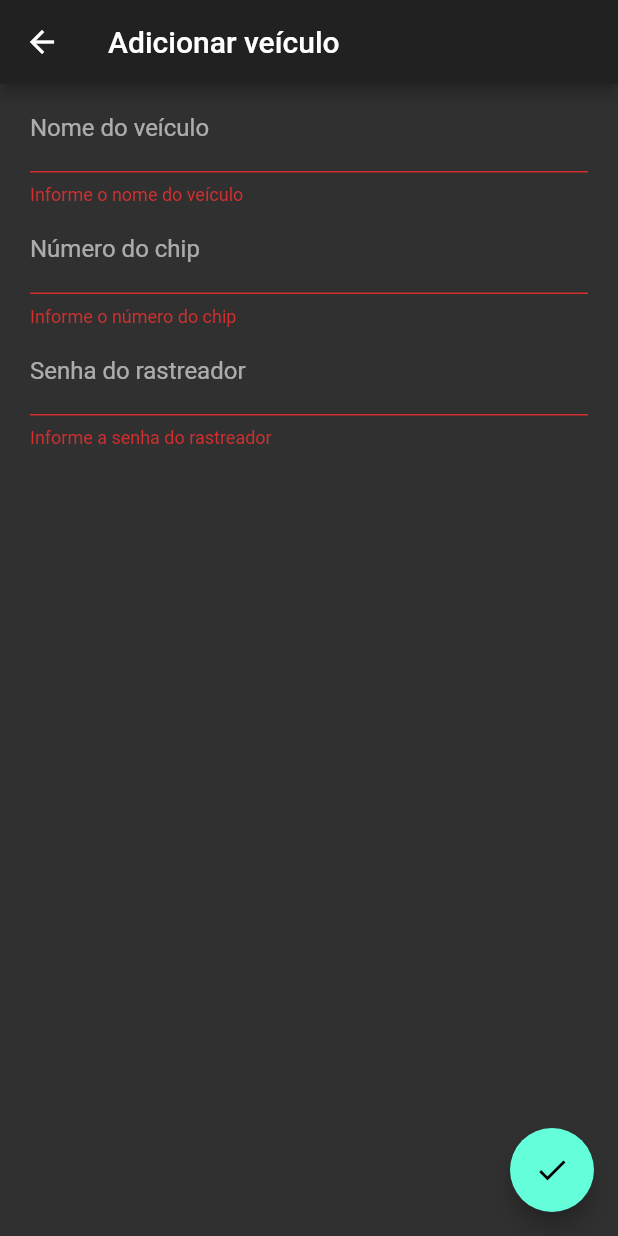
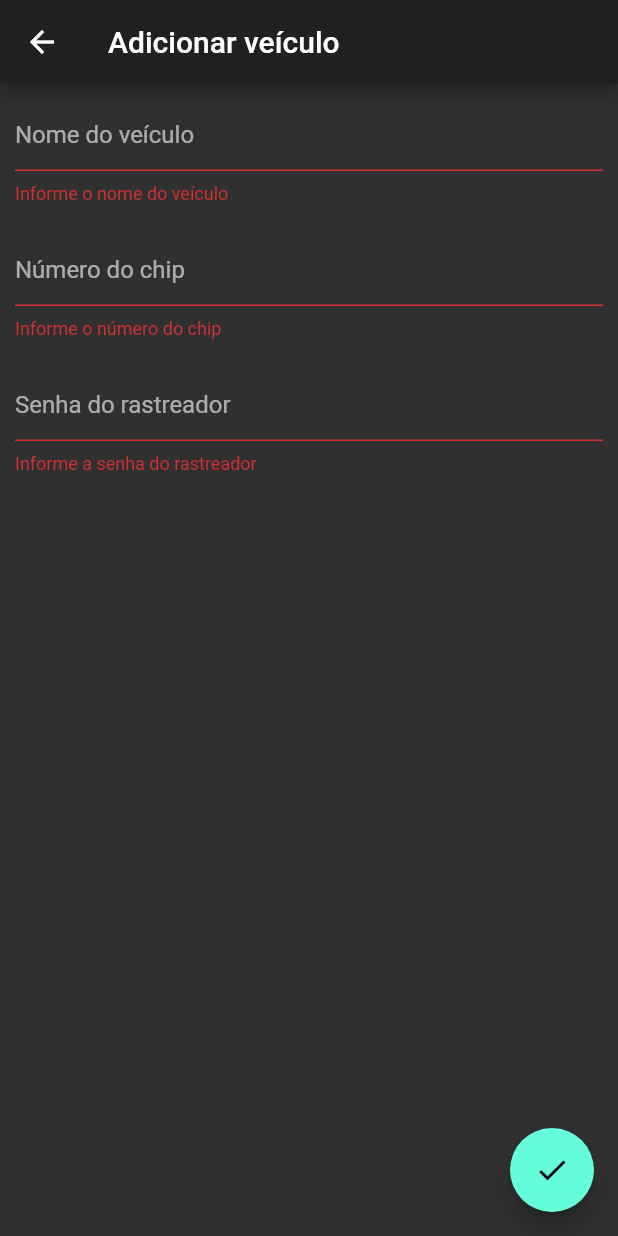
Before and after one commit to danilo-medeiros/track_my_car, a Flutter app: the VehicleFormPage screen opened by its route, after a tap on the "check" icon, on a phone screen of 412 x 824 dp. Run offline on Flutter 3.47's test engine with Material 2 defaults, Android fonts, the phone set to English and light mode, and no system bars; our stand-ins replace sqflite; accounts and stored records are empty.

Commit message:
Some bugs fixed

```diff
--- a/lib/main.dart
+++ b/lib/main.dart
@@ -23,7 +23,7 @@ class MyApp extends StatelessWidget {
             routes: {
               '/': (BuildContext context) => HomePage(),
               '/vehicles': (BuildContext context) => VehiclesPage(),
-              '/vehicles/new': (BuildContext context) => VehicleFormPage(),
+              '/vehicles/form': (BuildContext context) => VehicleFormPage(),
               '/vehicles/details': (BuildContext context) => VehicleDetailsPage()
             }));
   }
--- a/lib/models/vehicle.dart
+++ b/lib/models/vehicle.dart
@@ -3,15 +3,17 @@ class Vehicle {
   String name;
   String number;
   String password;
+  String lastLatitude;
+  String lastLongitude;
   num profileId;
-
-  Vehicle.fromVehicle(this.name, this.number, this.password, this.profileId);
 
   Vehicle.fromMap(Map<String, dynamic> vehicleMap) {
     this.id = vehicleMap["id"];
     this.name = vehicleMap["name"];
     this.number = vehicleMap["number"];
     this.password = vehicleMap["password"];
+    this.lastLatitude = vehicleMap["lastLatitude"];
+    this.lastLongitude = vehicleMap["lastLongitude"];
     this.profileId = vehicleMap["profileId"];
   }
 
@@ -20,7 +22,9 @@ class Vehicle {
     this.name = null;
     this.number = null;
     this.password = null;
-    this.profileId = null;
+    this.lastLatitude = null;
+    this.lastLongitude = null;
+    this.profileId = 1;
   }
 
   Map<String, dynamic> toMap() {
@@ -29,8 +33,29 @@ class Vehicle {
       "name": this.name,
       "number": this.number,
       "password": this.password,
+      "lastLatitude": this.lastLatitude,
+      "lastLongitude": this.lastLongitude,
       "profileId": this.profileId
     };
   }
 
+  /// Returns a Map representation of the vehicle, with only the data needed
+  Map<String, dynamic> toUpdatableMap() {
+    return {
+      "name": this.name,
+      "number": this.number,
+      "password": this.password,
+      "profileId": this.profileId
+    };
+  }
+
+  /// Returns a Map to update vehicle's location
+  Map<String, dynamic> toLocationUpdatableMap() {
+    return {
+      "id": this.id,
+      "lastLatitude": this.lastLatitude,
+      "lastLongitude": this.lastLongitude
+    };
+  }
+
 }
--- a/lib/pages/vehicles/vehicle_form.dart
+++ b/lib/pages/vehicles/vehicle_form.dart
@@ -15,9 +15,63 @@ class VehicleFormPageState extends State<VehicleFormPage> {
 
   final GlobalKey<FormState> _formKey = new GlobalKey<FormState>();
 
-  ///
-  /// @param save: The method that will be executed when the user submits the form.
-  ///
+  /// Build the vehicle's name field
+  Widget _buildNameField(String name) {
+    return Container(
+        padding: EdgeInsets.all(10.0),
+        child: TextFormField(
+          decoration: InputDecoration(hintText: "Nome do veículo"),
+          initialValue: name != null ? name : "",
+          textCapitalization: TextCapitalization.words,
+          validator: (String value) {
+            if (value.isEmpty) {
+              return "Informe o nome do veículo";
+            }
+          },
+          onSaved: (String value) {
+            this._vehicle.name = value;
+          },
+        ));
+  }
+
+  Widget _buildNumberField(String number) {
+    return Container(
+      padding: EdgeInsets.all(10.0),
+      child: TextFormField(
+        decoration: InputDecoration(hintText: "Número do chip"),
+        initialValue: number != null ? number : "",
+        keyboardType: TextInputType.number,
+        validator: (String value) {
+          if (value.isEmpty) {
+            return "Informe o número do chip";
+          }
+        },
+        onSaved: (String value) {
+          this._vehicle.number = value;
+        },
+      ),
+    );
+  }
+
+  Widget _buildPasswordField(String password) {
+    return Container(
+      padding: EdgeInsets.all(10.0),
+        child: TextFormField(
+      decoration: InputDecoration(hintText: "Senha do rastreador"),
+      obscureText: true,
+      initialValue: password != null ? password : "",
+      validator: (String value) {
+        if (value.isEmpty) {
+          return "Informe a senha do rastreador";
+        }
+      },
+      onSaved: (String value) {
+        this._vehicle.password = value;
+      },
+    ));
+  }
+
+  /// save: The method that will be executed when the user submits the form.
   void _submitForm(Function save) {
     if (!_formKey.currentState.validate()) {
       return;
@@ -32,64 +86,26 @@ class VehicleFormPageState extends State<VehicleFormPage> {
   Widget build(BuildContext context) {
     return ScopedModelDescendant<VehicleModel>(
       builder: (BuildContext context, Widget child, VehicleModel model) {
-        print("====== Form rendered ======");
         return Scaffold(
           floatingActionButton: FloatingActionButton(
             onPressed: () {
-              _submitForm(model.selectedVehicle == null ? model.save : model.update);
+              _submitForm(
+                  model.selectedVehicle.id == null ? model.save : model.update);
             },
             child: Icon(Icons.check),
           ),
           appBar: AppBar(
-              title: Text(model.selectedVehicle != null
+              title: Text(model.selectedVehicle.id != null
                   ? "Editar veículo"
                   : "Adicionar veículo")),
           body: Container(
-              margin: EdgeInsets.symmetric(horizontal: 20.0),
               child: Form(
             key: _formKey,
             child: ListView(
               children: <Widget>[
-                    TextFormField(
-                      decoration: InputDecoration(labelText: "Nome do veículo"),
-                      initialValue: model.selectedVehicle != null
-                          ? model.selectedVehicle.name
-                          : "",
-                      textCapitalization: TextCapitalization.words,
-                      validator: (String value) {
-                        if (value.isEmpty) {
-                          return "Informe o nome do veículo";
-                        }
-                      },
-                      onSaved: (String value) {
-                        this._vehicle.name = value;
-                      },
-                    ),
-                    TextFormField(
-                      decoration: InputDecoration(labelText: "Número do chip"),
-                      keyboardType: TextInputType.number,
-                      validator: (String value) {
-                        if (value.isEmpty) {
-                          return "Informe o número do chip";
-                        }
-                      },
-                      onSaved: (String value) {
-                        this._vehicle.number = value;
-                      },
-                    ),
-                    TextFormField(
-                      decoration:
-                          InputDecoration(labelText: "Senha do rastreador"),
-                      obscureText: true,
-                      validator: (String value) {
-                        if (value.isEmpty) {
-                          return "Informe a senha do rastreador";
-                        }
-                      },
-                      onSaved: (String value) {
-                        this._vehicle.password = value;
-                      },
-                    )
+                _buildNameField(model.selectedVehicle.name),
+                _buildNumberField(model.selectedVehicle.number),
+                _buildPasswordField(model.selectedVehicle.password),
               ],
             ),
           )),
--- a/lib/pages/vehicles/vehicles.dart
+++ b/lib/pages/vehicles/vehicles.dart
@@ -35,7 +35,7 @@ class VehiclesPage extends StatelessWidget {
       floatingActionButton: FloatingActionButton(
         child: Icon(Icons.add),
         onPressed: () {
-          Navigator.pushNamed(context, '/vehicles/new');
+          Navigator.pushNamed(context, '/vehicles/form');
         },
       ),
       body: VehiclesList(),
--- a/pubspec.yaml
+++ b/pubspec.yaml
@@ -27,6 +27,7 @@ dependencies:
 dev_dependencies:
   flutter_test:
     sdk: flutter
+  map_view: ^0.0.14
 
 
 # For information on the generic Dart part of this file, see the
```
Also changed, not shown: lib/database/vehicle_database.dart (+24 -15 lines), lib/pages/vehicles/vehicle_details.dart (+6 -3 lines), lib/scoped_models/vehicles.dart (+38 -31 lines), lib/widgets/vehicles_list.dart (+1 -15 lines), 2 other files. Lines whose indentation alone changed are shown as unchanged.
